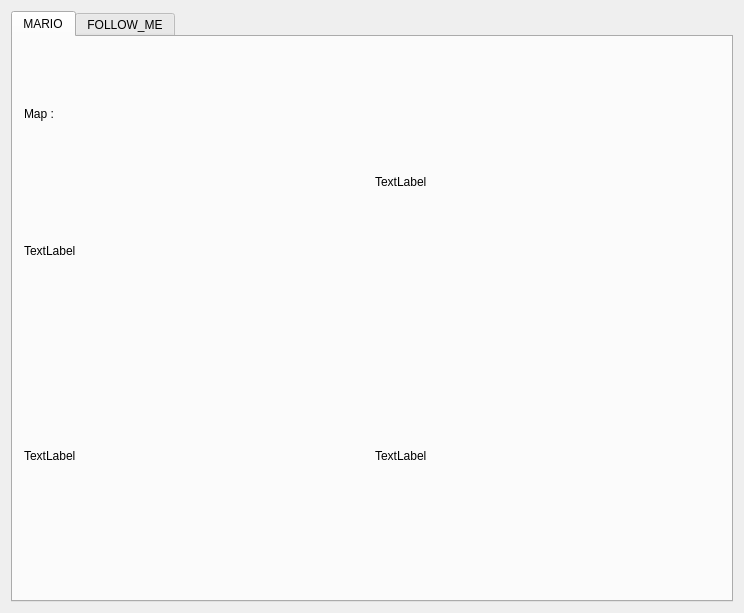
Before: the Qt Designer form src/interfaces/ihm.ui in Ziraseyon/Projet_2A, drawn with Qt 5.
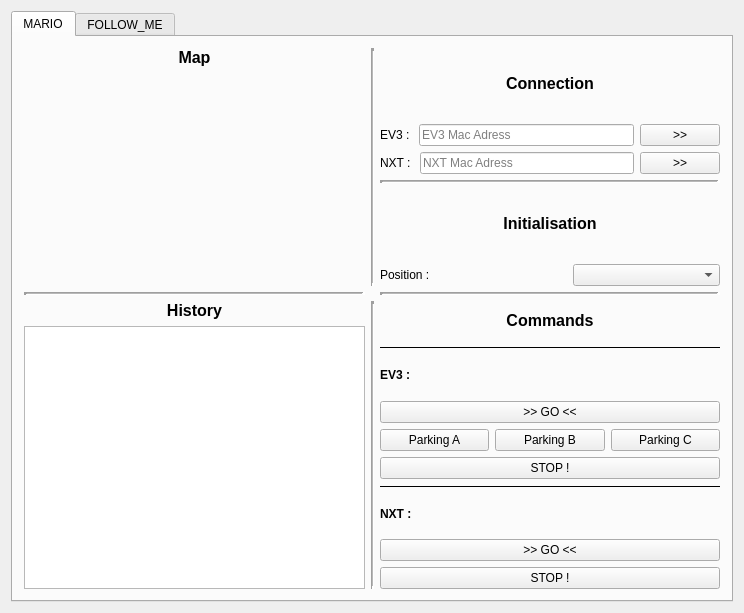
After: the same form once the commit is applied. Icons and pictures are not drawn.

```diff
--- a/src/interfaces/ihm.ui
+++ b/src/interfaces/ihm.ui
@@ -28,57 +28,423 @@
         <layout class="QGridLayout" name="gridLayout_2">
          <item row="0" column="0">
           <layout class="QGridLayout" name="gridLayout">
+           <item row="0" column="1">
+            <widget class="Line" name="line">
+             <property name="lineWidth">
+              <number>3</number>
+             </property>
+             <property name="midLineWidth">
+              <number>1</number>
+             </property>
+             <property name="orientation">
+              <enum>Qt::Vertical</enum>
+             </property>
+            </widget>
+           </item>
            <item row="0" column="0">
             <layout class="QVBoxLayout" name="verticalLayout_3">
              <item>
-              <widget class="QLabel" name="label_2">
+              <widget class="QLabel" name="mapLabel">
+               <property name="font">
+                <font>
+                 <pointsize>12</pointsize>
+                 <weight>75</weight>
+                 <bold>true</bold>
+                 <stylestrategy>PreferAntialias</stylestrategy>
+                </font>
+               </property>
                <property name="text">
-                <string>Map : </string>
+                <string>Map</string>
+               </property>
+               <property name="alignment">
+                <set>Qt::AlignCenter</set>
                </property>
               </widget>
              </item>
              <item>
-              <widget class="QLabel" name="label_5">
+              <widget class="QLabel" name="mapImageLabel">
+               <property name="minimumSize">
+                <size>
+                 <width>300</width>
+                 <height>213</height>
+                </size>
+               </property>
+               <property name="cursor">
+                <cursorShape>CrossCursor</cursorShape>
+               </property>
                <property name="text">
-                <string>TextLabel</string>
+                <string/>
+               </property>
+               <property name="textFormat">
+                <enum>Qt::AutoText</enum>
+               </property>
+               <property name="pixmap">
+                <pixmap>../../img/c4.png</pixmap>
+               </property>
+               <property name="scaledContents">
+                <bool>true</bool>
+               </property>
+               <property name="openExternalLinks">
+                <bool>false</bool>
                </property>
               </widget>
              </item>
             </layout>
            </item>
-           <item row="0" column="1">
+           <item row="0" column="2">
             <layout class="QVBoxLayout" name="verticalLayout_2">
              <item>
-              <widget class="QLabel" name="label">
+              <widget class="QLabel" name="label_5">
+               <property name="font">
+                <font>
+                 <pointsize>12</pointsize>
+                 <weight>75</weight>
+                 <bold>true</bold>
+                 <stylestrategy>PreferAntialias</stylestrategy>
+                </font>
+               </property>
                <property name="text">
-                <string>TextLabel</string>
+                <string>Connection</string>
                </property>
+               <property name="alignment">
+                <set>Qt::AlignCenter</set>
+               </property>
               </widget>
              </item>
+             <item>
+              <layout class="QHBoxLayout" name="horizontalLayout_2">
+               <item>
+                <widget class="QLabel" name="label_2">
+                 <property name="text">
+                  <string>EV3 : </string>
+                 </property>
+                </widget>
+               </item>
+               <item>
+                <widget class="QLineEdit" name="lineEdit">
+                 <property name="maxLength">
+                  <number>17</number>
+                 </property>
+                 <property name="placeholderText">
+                  <string>EV3 Mac Adress</string>
+                 </property>
+                </widget>
+               </item>
+               <item>
+                <widget class="QPushButton" name="pushButton">
+                 <property name="text">
+                  <string>&gt;&gt;</string>
+                 </property>
+                </widget>
+               </item>
+              </layout>
+             </item>
+             <item>
+              <layout class="QHBoxLayout" name="horizontalLayout_3">
+               <item>
+                <widget class="QLabel" name="label_3">
+                 <property name="text">
+                  <string>NXT : </string>
+                 </property>
+                </widget>
+               </item>
+               <item>
+                <widget class="QLineEdit" name="lineEdit_2">
+                 <property name="maxLength">
+                  <number>17</number>
+                 </property>
+                 <property name="placeholderText">
+                  <string>NXT Mac Adress</string>
+                 </property>
+                </widget>
+               </item>
+               <item>
+                <widget class="QPushButton" name="pushButton_2">
+                 <property name="text">
+                  <string>&gt;&gt;</string>
+                 </property>
+                </widget>
+               </item>
+              </layout>
+             </item>
+             <item>
+              <widget class="Line" name="line_5">
+               <property name="lineWidth">
+                <number>3</number>
+               </property>
+               <property name="midLineWidth">
+                <number>1</number>
+               </property>
+               <property name="orientation">
+                <enum>Qt::Horizontal</enum>
+               </property>
+              </widget>
+             </item>
+             <item>
+              <widget class="QLabel" name="label_6">
+               <property name="font">
+                <font>
+                 <pointsize>12</pointsize>
+                 <weight>75</weight>
+                 <bold>true</bold>
+                </font>
+               </property>
+               <property name="text">
+                <string>Initialisation</string>
+               </property>
+               <property name="alignment">
+                <set>Qt::AlignCenter</set>
+               </property>
+              </widget>
+             </item>
+             <item>
+              <layout class="QHBoxLayout" name="horizontalLayout_4">
+               <item>
+                <widget class="QLabel" name="label">
+                 <property name="text">
+                  <string>Position :</string>
+                 </property>
+                </widget>
+               </item>
+               <item>
+                <spacer name="horizontalSpacer_2">
+                 <property name="orientation">
+                  <enum>Qt::Horizontal</enum>
+                 </property>
+                 <property name="sizeType">
+                  <enum>QSizePolicy::Preferred</enum>
+                 </property>
+                 <property name="sizeHint" stdset="0">
+                  <size>
+                   <width>40</width>
+                   <height>20</height>
+                  </size>
+                 </property>
+                </spacer>
+               </item>
+               <item>
+                <widget class="QComboBox" name="comboBox">
+                 <property name="minimumSize">
+                  <size>
+                   <width>50</width>
+                   <height>10</height>
+                  </size>
+                 </property>
+                 <property name="sizeAdjustPolicy">
+                  <enum>QComboBox::AdjustToContentsOnFirstShow</enum>
+                 </property>
+                 <property name="frame">
+                  <bool>true</bool>
+                 </property>
+                </widget>
+               </item>
+              </layout>
+             </item>
             </layout>
            </item>
-           <item row="1" column="0">
+           <item row="2" column="0">
             <layout class="QVBoxLayout" name="verticalLayout_4">
              <item>
-              <widget class="QLabel" name="label_3">
+              <widget class="QLabel" name="historyLabel">
+               <property name="font">
+                <font>
+                 <pointsize>12</pointsize>
+                 <weight>75</weight>
+                 <bold>true</bold>
+                </font>
+               </property>
                <property name="text">
-                <string>TextLabel</string>
+                <string>History</string>
+               </property>
+               <property name="alignment">
+                <set>Qt::AlignCenter</set>
+               </property>
+              </widget>
+             </item>
+             <item>
+              <widget class="QListWidget" name="history_List">
+               <property name="minimumSize">
+                <size>
+                 <width>300</width>
+                 <height>213</height>
+                </size>
+               </property>
+               <property name="autoFillBackground">
+                <bool>false</bool>
+               </property>
+               <property name="alternatingRowColors">
+                <bool>false</bool>
                </property>
               </widget>
              </item>
             </layout>
            </item>
-           <item row="1" column="1">
+           <item row="2" column="2">
             <layout class="QVBoxLayout" name="verticalLayout_5">
              <item>
               <widget class="QLabel" name="label_4">
+               <property name="font">
+                <font>
+                 <pointsize>12</pointsize>
+                 <weight>75</weight>
+                 <bold>true</bold>
+                </font>
+               </property>
                <property name="text">
-                <string>TextLabel</string>
+                <string>Commands</string>
+               </property>
+               <property name="alignment">
+                <set>Qt::AlignCenter</set>
+               </property>
+              </widget>
+             </item>
+             <item>
+              <widget class="Line" name="line_6">
+               <property name="frameShadow">
+                <enum>QFrame::Plain</enum>
+               </property>
+               <property name="orientation">
+                <enum>Qt::Horizontal</enum>
+               </property>
+              </widget>
+             </item>
+             <item>
+              <widget class="QLabel" name="label_7">
+               <property name="font">
+                <font>
+                 <pointsize>9</pointsize>
+                 <weight>75</weight>
+                 <italic>false</italic>
+                 <bold>true</bold>
+                </font>
+               </property>
+               <property name="text">
+                <string>EV3 : </string>
+               </property>
+              </widget>
+             </item>
+             <item>
+              <layout class="QVBoxLayout" name="verticalLayout_6">
+               <item>
+                <widget class="QPushButton" name="pushButton_8">
+                 <property name="text">
+                  <string>&gt;&gt; GO &lt;&lt;</string>
+                 </property>
+                </widget>
+               </item>
+               <item>
+                <layout class="QHBoxLayout" name="horizontalLayout_5">
+                 <item>
+                  <widget class="QPushButton" name="pushButton_3">
+                   <property name="text">
+                    <string>Parking A</string>
+                   </property>
+                  </widget>
+                 </item>
+                 <item>
+                  <widget class="QPushButton" name="pushButton_4">
+                   <property name="text">
+                    <string>Parking B</string>
+                   </property>
+                  </widget>
+                 </item>
+                 <item>
+                  <widget class="QPushButton" name="pushButton_5">
+                   <property name="text">
+                    <string>Parking C</string>
+                   </property>
+                  </widget>
+                 </item>
+                </layout>
+               </item>
+               <item>
+                <widget class="QPushButton" name="pushButton_6">
+                 <property name="text">
+                  <string>STOP !</string>
+                 </property>
+                </widget>
+               </item>
+              </layout>
+             </item>
+             <item>
+              <widget class="Line" name="line_7">
+               <property name="frameShadow">
+                <enum>QFrame::Plain</enum>
+               </property>
+               <property name="orientation">
+                <enum>Qt::Horizontal</enum>
+               </property>
+              </widget>
+             </item>
+             <item>
+              <widget class="QLabel" name="label_8">
+               <property name="font">
+                <font>
+                 <pointsize>9</pointsize>
+                 <weight>75</weight>
+                 <bold>true</bold>
+                </font>
+               </property>
+               <property name="text">
+                <string>NXT : </string>
+               </property>
+              </widget>
+             </item>
+             <item>
+              <widget class="QPushButton" name="pushButton_7">
+               <property name="text">
+                <string>&gt;&gt; GO &lt;&lt;</string>
+               </property>
+              </widget>
+             </item>
+             <item>
+              <widget class="QPushButton" name="pushButton_9">
+               <property name="text">
+                <string>STOP !</string>
                </property>
               </widget>
              </item>
             </layout>
            </item>
+           <item row="2" column="1">
+            <widget class="Line" name="line_2">
+             <property name="lineWidth">
+              <number>3</number>
+             </property>
+             <property name="midLineWidth">
+              <number>1</number>
+             </property>
+             <property name="orientation">
+              <enum>Qt::Vertical</enum>
+             </property>
+            </widget>
+           </item>
+           <item row="1" column="0">
+            <widget class="Line" name="line_3">
+             <property name="lineWidth">
+              <number>3</number>
+             </property>
+             <property name="midLineWidth">
+              <number>1</number>
+             </property>
+             <property name="orientation">
+              <enum>Qt::Horizontal</enum>
+             </property>
+            </widget>
+           </item>
+           <item row="1" column="2">
+            <widget class="Line" name="line_4">
+             <property name="lineWidth">
+              <number>3</number>
+             </property>
+             <property name="midLineWidth">
+              <number>1</number>
+             </property>
+             <property name="orientation">
+              <enum>Qt::Horizontal</enum>
+             </property>
+            </widget>
+           </item>
           </layout>
          </item>
         </layout>
```
